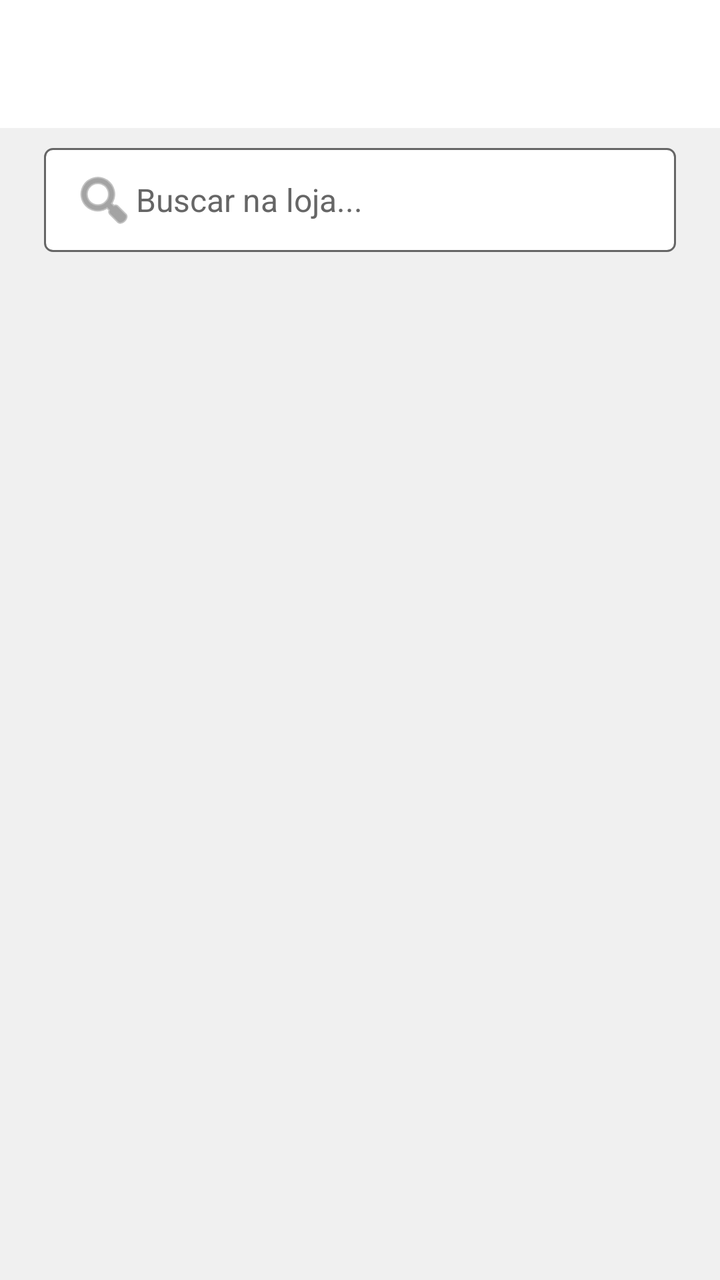
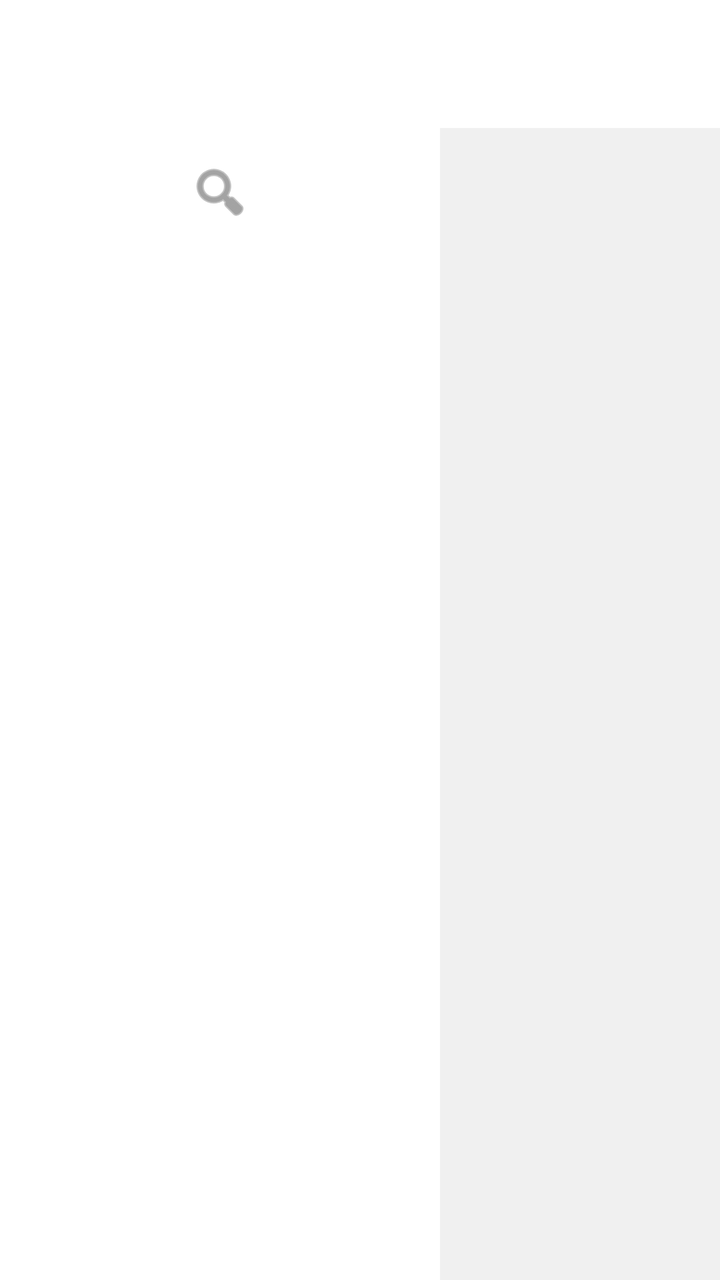

Two renders of the same Android screen: before a commit and after it. Below are the layout's source before the change and the commit's diff.
<!-- AndroidManifest.xml: application theme Theme.Zelda64Player -->
<!-- res/layout/activity_store.xml -->
<?xml version="1.0" encoding="utf-8"?>
<FrameLayout xmlns:android="http://schemas.android.com/apk/res/android"
    xmlns:app="http://schemas.android.com/apk/res-auto"
    android:layout_width="match_parent"
    android:layout_height="match_parent"
    android:background="@color/switch_bg">

    <LinearLayout
        android:layout_width="match_parent"
        android:layout_height="match_parent"
        android:orientation="vertical">

        <androidx.appcompat.widget.Toolbar
            android:id="@+id/store_toolbar"
            android:layout_width="match_parent"
            android:layout_height="?attr/actionBarSize"
            android:background="@color/switch_panel"
            app:titleTextColor="@color/switch_text_primary"
            app:navigationIconTint="@color/switch_text_primary" />

        
        <EditText
            android:id="@+id/store_search"
            android:layout_width="match_parent"
            android:layout_height="wrap_content"
            android:layout_marginStart="@dimen/switch_screen_margin"
            android:layout_marginEnd="@dimen/switch_screen_margin"
            android:layout_marginTop="10dp"
            android:layout_marginBottom="10dp"
            android:background="@drawable/bg_search_field"
            android:paddingStart="14dp"
            android:paddingEnd="14dp"
            android:paddingTop="10dp"
            android:paddingBottom="10dp"
            android:hint="@string/store_search_hint"
            android:textColor="@color/switch_text_primary"
            android:textColorHint="@color/switch_text_secondary"
            android:textSize="@dimen/switch_row_text"
            android:inputType="text"
            android:imeOptions="actionDone"
            android:importantForAutofill="no"
            android:singleLine="true"
            android:drawableStart="@android:drawable/ic_menu_search"
            android:drawableTint="@color/switch_text_secondary" />

        <FrameLayout
            android:layout_width="match_parent"
            android:layout_height="0dp"
            android:layout_weight="1">

            <androidx.recyclerview.widget.RecyclerView
                android:id="@+id/store_grid"
                android:layout_width="match_parent"
                android:layout_height="match_parent"
                android:clipToPadding="false"
                android:padding="8dp"
                android:scrollbars="vertical" />

            <ProgressBar
                android:id="@+id/store_progress"
                android:layout_width="wrap_content"
                android:layout_height="wrap_content"
                android:layout_gravity="center"
                android:visibility="gone" />

            <TextView
                android:id="@+id/store_empty"
                android:layout_width="match_parent"
                android:layout_height="wrap_content"
                android:layout_gravity="center"
                android:gravity="center"
                android:padding="24dp"
                android:text="@string/store_empty"
                android:textColor="@color/color_on_surface"
                android:textSize="16sp"
                android:visibility="gone" />

            <TextView
                android:id="@+id/store_status"
                android:layout_width="match_parent"
                android:layout_height="wrap_content"
                android:layout_gravity="center"
                android:gravity="center"
                android:padding="24dp"
                android:textColor="@color/color_error"
                android:textSize="14sp"
                android:visibility="gone" />
        </FrameLayout>

        
        <LinearLayout
            android:id="@+id/store_pagination"
            android:layout_width="match_parent"
            android:layout_height="wrap_content"
            android:orientation="horizontal"
            android:gravity="center"
            android:paddingTop="8dp"
            android:paddingBottom="12dp"
            android:visibility="gone">

            <Button
                android:id="@+id/store_prev"
                android:layout_width="wrap_content"
                android:layout_height="wrap_content"
                android:minWidth="48dp"
                android:background="?attr/selectableItemBackground"
                android:text="‹"
                android:textSize="22sp"
                android:textColor="@color/switch_text_primary"
                android:contentDescription="@string/store_page_previous" />

            <TextView
                android:id="@+id/store_page_indicator"
                android:layout_width="wrap_content"
                android:layout_height="wrap_content"
                android:paddingStart="16dp"
                android:paddingEnd="16dp"
                android:textColor="@color/switch_text_primary"
                android:textSize="@dimen/switch_row_text" />

            <Button
                android:id="@+id/store_next"
                android:layout_width="wrap_content"
                android:layout_height="wrap_content"
                android:minWidth="48dp"
                android:background="?attr/selectableItemBackground"
                android:text="›"
                android:textSize="22sp"
                android:textColor="@color/switch_text_primary"
                android:contentDescription="@string/store_page_next" />
        </LinearLayout>
    </LinearLayout>
</FrameLayout>
<!-- resources referenced by this layout -->
<resources>
  <color name="color_error">#B3261E</color>
  <color name="color_on_surface">#333333</color>
  <color name="switch_bg">#F0F0F0</color>
  <color name="switch_panel">#FFFFFF</color>
  <color name="switch_text_primary">#333333</color>
  <color name="switch_text_secondary">#666666</color>
  <dimen name="switch_row_text">16sp</dimen>
  <dimen name="switch_screen_margin">22dp</dimen>
  <!-- drawable bg_search_field (drawable) -->
  <?xml version="1.0" encoding="utf-8"?>
  <shape xmlns:android="http://schemas.android.com/apk/res/android"
      android:shape="rectangle">
      <solid android:color="@color/switch_panel" />
      <stroke
          android:width="1dp"
          android:color="@color/switch_text_secondary" />
      <corners android:radius="4dp" />
  </shape>
  <string name="store_empty">Nenhum hack no catálogo</string>
  <string name="store_page_next">Próxima página</string>
  <string name="store_page_previous">Página anterior</string>
  <string name="store_search_hint">Buscar na loja...</string>
  <style name="Theme.Zelda64Player" parent="Theme.Material3.DayNight.NoActionBar">
          
          <item name="android:windowBackground">@color/switch_bg</item>
          <item name="android:statusBarColor">@android:color/transparent</item>
          <item name="android:navigationBarColor">@android:color/transparent</item>
          <item name="android:windowLightStatusBar">true</item>
  
          
          <item name="colorPrimary">@color/color_primary</item>
          <item name="colorOnPrimary">@color/color_on_primary</item>
          <item name="colorSecondary">@color/color_secondary</item>
          <item name="colorOnSecondary">@color/color_on_secondary</item>
          <item name="colorError">@color/color_error</item>
          <item name="colorOnError">@color/color_on_error</item>
          <item name="android:colorBackground">@color/switch_bg</item>
          <item name="colorSurface">@color/switch_panel</item>
          <item name="colorOnSurface">@color/switch_text_primary</item>
          <item name="colorOnSurfaceVariant">@color/switch_text_secondary</item>
          <item name="colorSurfaceContainer">@color/switch_panel</item>
          <item name="colorSurfaceContainerHigh">@color/switch_panel</item>
          <item name="colorSurfaceVariant">@color/switch_panel</item>
  
          
          <item name="bottomSheetDialogTheme">@style/Theme.Zelda64Player.BottomSheet</item>
      </style>
  <color name="color_primary">#02830c</color>
  <color name="color_on_primary">#FFFFFF</color>
  <color name="color_secondary">#FFA000</color>
  <color name="color_on_secondary">#FFFFFF</color>
  <color name="color_on_error">#FFFFFF</color>
  <style name="Theme.Zelda64Player.BottomSheet" parent="Theme.Material3.DayNight.NoActionBar">
          <item name="android:windowIsFloating">false</item>
          <item name="android:windowBackground">@android:color/transparent</item>
          <item name="android:windowAnimationStyle">@style/StoreBottomSheetAnimation</item>
          <item name="bottomSheetStyle">@style/Widget.Zelda.BottomSheet</item>
      </style>
  <style name="StoreBottomSheetAnimation">
          <item name="android:windowEnterAnimation">@anim/slide_in_up</item>
          <item name="android:windowExitAnimation">@anim/slide_out_down</item>
      </style>
  <style name="Widget.Zelda.BottomSheet" parent="Widget.Material3.BottomSheet">
          <item name="backgroundTint">@android:color/transparent</item>
          <item name="android:background">@android:color/transparent</item>
      </style>
</resources>

<!-- the commit's change to res/layout/activity_store.xml (unified diff, before → after) -->
@@ -19,115 +19,182 @@
             app:navigationIconTint="@color/switch_text_primary" />
 
         
-        <EditText
-            android:id="@+id/store_search"
-            android:layout_width="match_parent"
-            android:layout_height="wrap_content"
-            android:layout_marginStart="@dimen/switch_screen_margin"
-            android:layout_marginEnd="@dimen/switch_screen_margin"
-            android:layout_marginTop="10dp"
-            android:layout_marginBottom="10dp"
-            android:background="@drawable/bg_search_field"
-            android:paddingStart="14dp"
-            android:paddingEnd="14dp"
-            android:paddingTop="10dp"
-            android:paddingBottom="10dp"
-            android:hint="@string/store_search_hint"
-            android:textColor="@color/switch_text_primary"
-            android:textColorHint="@color/switch_text_secondary"
-            android:textSize="@dimen/switch_row_text"
-            android:inputType="text"
-            android:imeOptions="actionDone"
-            android:importantForAutofill="no"
-            android:singleLine="true"
-            android:drawableStart="@android:drawable/ic_menu_search"
-            android:drawableTint="@color/switch_text_secondary" />
-
-        <FrameLayout
+        <LinearLayout
             android:layout_width="match_parent"
             android:layout_height="0dp"
-            android:layout_weight="1">
-
-            <androidx.recyclerview.widget.RecyclerView
-                android:id="@+id/store_grid"
-                android:layout_width="match_parent"
+            android:layout_weight="1"
+            android:orientation="horizontal">
+
+            
+            <LinearLayout
+                android:id="@+id/store_sidebar"
+                android:layout_width="@dimen/store_sidebar_width"
                 android:layout_height="match_parent"
-                android:clipToPadding="false"
-                android:padding="8dp"
-                android:scrollbars="vertical" />
-
-            <ProgressBar
-                android:id="@+id/store_progress"
-                android:layout_width="wrap_content"
-                android:layout_height="wrap_content"
-                android:layout_gravity="center"
-                android:visibility="gone" />
-
-            <TextView
-                android:id="@+id/store_empty"
-                android:layout_width="match_parent"
-                android:layout_height="wrap_content"
-                android:layout_gravity="center"
-                android:gravity="center"
-                android:padding="24dp"
-                android:text="@string/store_empty"
-                android:textColor="@color/color_on_surface"
-                android:textSize="16sp"
-                android:visibility="gone" />
-
-            <TextView
-                android:id="@+id/store_status"
-                android:layout_width="match_parent"
-                android:layout_height="wrap_content"
-                android:layout_gravity="center"
-                android:gravity="center"
-                android:padding="24dp"
-                android:textColor="@color/color_error"
-                android:textSize="14sp"
-                android:visibility="gone" />
-        </FrameLayout>
-
-        
-        <LinearLayout
-            android:id="@+id/store_pagination"
-            android:layout_width="match_parent"
-            android:layout_height="wrap_content"
-            android:orientation="horizontal"
-            android:gravity="center"
-            android:paddingTop="8dp"
-            android:paddingBottom="12dp"
-            android:visibility="gone">
-
-            <Button
-                android:id="@+id/store_prev"
-                android:layout_width="wrap_content"
-                android:layout_height="wrap_content"
-                android:minWidth="48dp"
-                android:background="?attr/selectableItemBackground"
-                android:text="‹"
-                android:textSize="22sp"
-                android:textColor="@color/switch_text_primary"
-                android:contentDescription="@string/store_page_previous" />
-
-            <TextView
-                android:id="@+id/store_page_indicator"
-                android:layout_width="wrap_content"
-                android:layout_height="wrap_content"
-                android:paddingStart="16dp"
-                android:paddingEnd="16dp"
-                android:textColor="@color/switch_text_primary"
-                android:textSize="@dimen/switch_row_text" />
-
-            <Button
-                android:id="@+id/store_next"
-                android:layout_width="wrap_content"
-                android:layout_height="wrap_content"
-                android:minWidth="48dp"
-                android:background="?attr/selectableItemBackground"
-                android:text="›"
-                android:textSize="22sp"
-                android:textColor="@color/switch_text_primary"
-                android:contentDescription="@string/store_page_next" />
+                android:background="@color/switch_panel"
+                android:orientation="vertical"
+                android:paddingTop="8dp">
+
+                <ImageButton
+                    android:id="@+id/store_search_icon"
+                    android:layout_width="48dp"
+                    android:layout_height="48dp"
+                    android:layout_gravity="center_horizontal"
+                    android:layout_marginBottom="8dp"
+                    android:background="?attr/selectableItemBackgroundBorderless"
+                    android:contentDescription="@string/store_search_icon_desc"
+                    android:src="@android:drawable/ic_menu_search"
+                    app:tint="@color/switch_text_secondary" />
+
+                <ScrollView
+                    android:layout_width="match_parent"
+                    android:layout_height="0dp"
+                    android:layout_weight="1"
+                    android:fillViewport="true"
+                    android:scrollbars="vertical">
+
+                    <LinearLayout
+                        android:id="@+id/store_category_list"
+                        android:layout_width="match_parent"
+                        android:layout_height="wrap_content"
+                        android:orientation="vertical"
+                        android:paddingBottom="16dp" />
+                </ScrollView>
+            </LinearLayout>
+
+            
+            <LinearLayout
+                android:id="@+id/store_content"
+                android:layout_width="0dp"
+                android:layout_height="match_parent"
+                android:layout_weight="1"
+                android:background="@color/switch_bg"
+                android:orientation="vertical">
+
+                
+                <EditText
+                    android:id="@+id/store_search"
+                    android:layout_width="match_parent"
+                    android:layout_height="wrap_content"
+                    android:layout_marginStart="@dimen/switch_screen_margin"
+                    android:layout_marginEnd="@dimen/switch_screen_margin"
+                    android:layout_marginTop="10dp"
+                    android:layout_marginBottom="6dp"
+                    android:background="@drawable/bg_search_field"
+                    android:paddingStart="14dp"
+                    android:paddingTop="10dp"
+                    android:paddingEnd="14dp"
+                    android:paddingBottom="10dp"
+                    android:hint="@string/store_search_hint"
+                    android:textColor="@color/switch_text_primary"
+                    android:textColorHint="@color/switch_text_secondary"
+                    android:textSize="@dimen/switch_row_text"
+                    android:inputType="text"
+                    android:imeOptions="actionDone"
+                    android:importantForAutofill="no"
+                    android:singleLine="true"
+                    android:drawableStart="@android:drawable/ic_menu_search"
+                    android:drawableTint="@color/switch_text_secondary"
+                    android:visibility="gone" />
+
+                <TextView
+                    android:id="@+id/store_section_title"
+                    android:layout_width="match_parent"
+                    android:layout_height="wrap_content"
+                    android:layout_marginStart="@dimen/switch_screen_margin"
+                    android:layout_marginEnd="@dimen/switch_screen_margin"
+                    android:layout_marginTop="8dp"
+                    android:layout_marginBottom="8dp"
+                    android:textColor="@color/switch_text_primary"
+                    android:textSize="20sp"
+                    android:textStyle="bold" />
+
+                <FrameLayout
+                    android:layout_width="match_parent"
+                    android:layout_height="0dp"
+                    android:layout_weight="1">
+
+                    <androidx.recyclerview.widget.RecyclerView
+                        android:id="@+id/store_grid"
+                        android:layout_width="match_parent"
+                        android:layout_height="match_parent"
+                        android:clipToPadding="false"
+                        android:padding="8dp"
+                        android:scrollbars="vertical" />
+
+                    <ProgressBar
+                        android:id="@+id/store_progress"
+                        android:layout_width="wrap_content"
+                        android:layout_height="wrap_content"
+                        android:layout_gravity="center"
+                        android:visibility="gone" />
+
+                    <TextView
+                        android:id="@+id/store_empty"
+                        android:layout_width="match_parent"
+                        android:layout_height="wrap_content"
+                        android:layout_gravity="center"
+                        android:gravity="center"
+                        android:padding="24dp"
+                        android:text="@string/store_empty"
+                        android:textColor="@color/color_on_surface"
+                        android:textSize="16sp"
+                        android:visibility="gone" />
+
+                    <TextView
+                        android:id="@+id/store_status"
+                        android:layout_width="match_parent"
+                        android:layout_height="wrap_content"
+                        android:layout_gravity="center"
+                        android:gravity="center"
+                        android:padding="24dp"
+                        android:textColor="@color/color_error"
+                        android:textSize="14sp"
+                        android:visibility="gone" />
+                </FrameLayout>
+
+                
+                <LinearLayout
+                    android:id="@+id/store_pagination"
+                    android:layout_width="match_parent"
+                    android:layout_height="wrap_content"
+                    android:orientation="horizontal"
+                    android:gravity="center"
+                    android:paddingTop="8dp"
+                    android:paddingBottom="12dp"
+                    android:visibility="gone">
+
+                    <Button
+                        android:id="@+id/store_prev"
+                        android:layout_width="wrap_content"
+                        android:layout_height="wrap_content"
+                        android:minWidth="48dp"
+                        android:background="?attr/selectableItemBackground"
+                        android:text="‹"
+                        android:textSize="22sp"
+                        android:textColor="@color/switch_text_primary"
+                        android:contentDescription="@string/store_page_previous" />
+
+                    <TextView
+                        android:id="@+id/store_page_indicator"
+                        android:layout_width="wrap_content"
+                        android:layout_height="wrap_content"
+                        android:paddingStart="16dp"
+                        android:paddingEnd="16dp"
+                        android:textColor="@color/switch_text_primary"
+                        android:textSize="@dimen/switch_row_text" />
+
+                    <Button
+                        android:id="@+id/store_next"
+                        android:layout_width="wrap_content"
+                        android:layout_height="wrap_content"
+                        android:minWidth="48dp"
+                        android:background="?attr/selectableItemBackground"
+                        android:text="›"
+                        android:textSize="22sp"
+                        android:textColor="@color/switch_text_primary"
+                        android:contentDescription="@string/store_page_next" />
+                </LinearLayout>
+            </LinearLayout>
         </LinearLayout>
     </LinearLayout>
 </FrameLayout>
<!-- resource entries referenced after the edit -->
@@ -6,6 +6,7 @@
   <color name="switch_panel">#FFFFFF</color>
   <color name="switch_text_primary">#333333</color>
   <color name="switch_text_secondary">#666666</color>
+  <dimen name="store_sidebar_width">220dp</dimen>
   <dimen name="switch_row_text">16sp</dimen>
   <dimen name="switch_screen_margin">22dp</dimen>
   <!-- drawable bg_search_field (drawable) -->
@@ -22,6 +23,7 @@
   <string name="store_page_next">Próxima página</string>
   <string name="store_page_previous">Página anterior</string>
   <string name="store_search_hint">Buscar na loja...</string>
+  <string name="store_search_icon_desc">Buscar</string>
   <style name="Theme.Zelda64Player" parent="Theme.Material3.DayNight.NoActionBar">
           
           <item name="android:windowBackground">@color/switch_bg</item>
